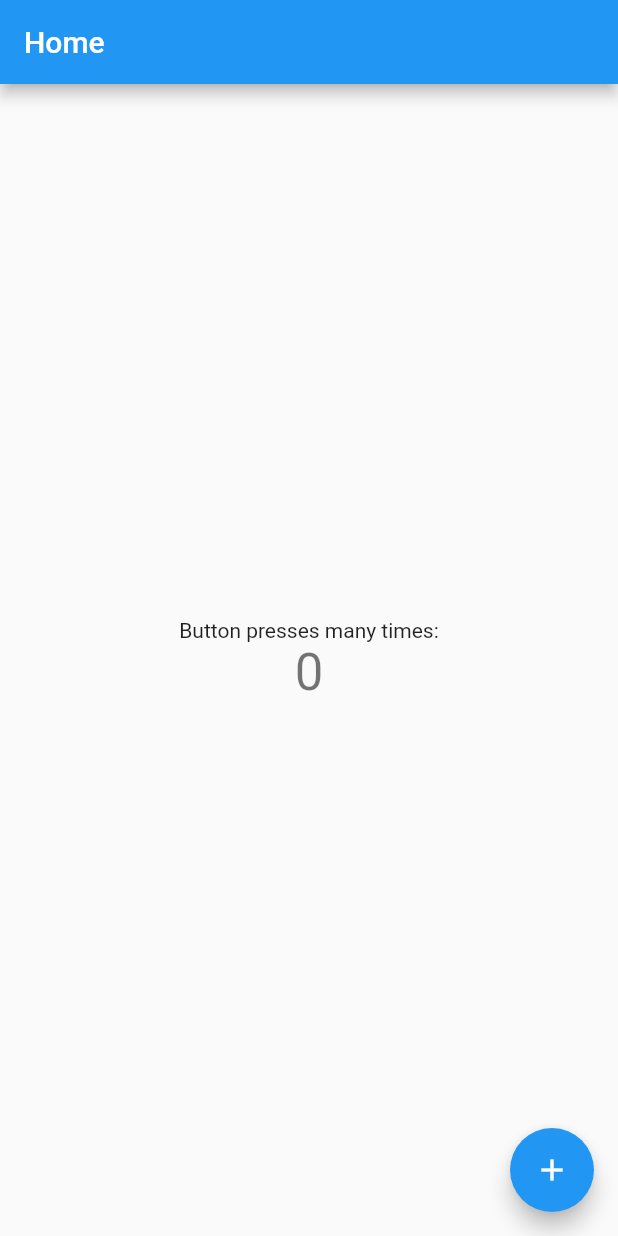
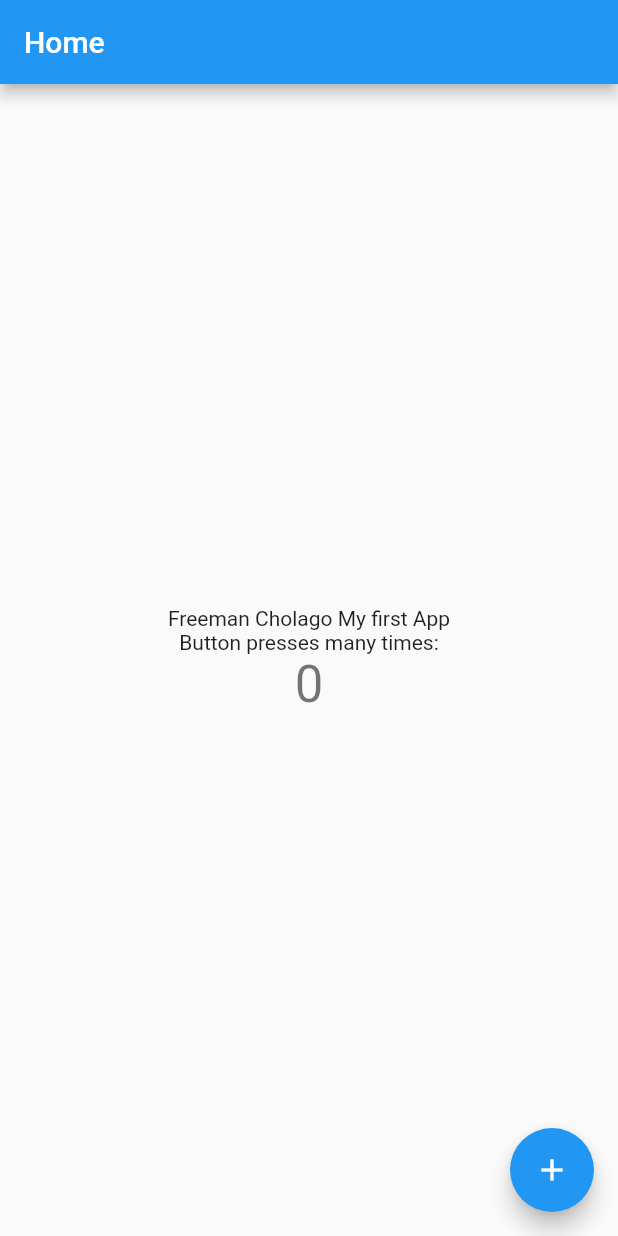
Before and after one commit to Cholago/first_flutter_app, a Flutter app: the screen it shows after launch, on a phone screen of 412 x 824 dp. Run offline on Flutter 3.47's test engine with Material 2 defaults, Android fonts, the phone set to English and light mode, and no system bars.

Commit message:
Second commit

```diff
--- a/lib/main.dart
+++ b/lib/main.dart
@@ -11,15 +11,6 @@ class MyApp extends StatelessWidget {
     return MaterialApp(
       title: 'Flutter Demo',
       theme: ThemeData(
-        // This is the theme of your application.
-        //
-        // Try running your application with "flutter run". You'll see the
-        // application has a blue toolbar. Then, without quitting the app, try
-        // changing the primarySwatch below to Colors.green and then invoke
-        // "hot reload" (press "r" in the console where you ran "flutter run",
-        // or simply save your changes to "hot reload" in a Flutter IDE).
-        // Notice that the counter didn't reset back to zero; the application
-        // is not restarted.
         primarySwatch: Colors.blue,
       ),
       home: MyHomePage(title: 'Home'),
@@ -29,15 +20,6 @@ class MyApp extends StatelessWidget {
 
 class MyHomePage extends StatefulWidget {
   MyHomePage({Key key, this.title}) : super(key: key);
-
-  // This widget is the home page of your application. It is stateful, meaning
-  // that it has a State object (defined below) that contains fields that affect
-  // how it looks.
-
-  // This class is the configuration for the state. It holds the values (in this
-  // case the title) provided by the parent (in this case the App widget) and
-  // used by the build method of the State. Fields in a Widget subclass are
-  // always marked "final".
 
   final String title;
 
@@ -50,49 +32,23 @@ class _MyHomePageState extends State<MyHomePage> {
 
   void _incrementCounter() {
     setState(() {
-      // This call to setState tells the Flutter framework that something has
-      // changed in this State, which causes it to rerun the build method below
-      // so that the display can reflect the updated values. If we changed
-      // _counter without calling setState(), then the build method would not be
-      // called again, and so nothing would appear to happen.
       _counter++;
     });
   }
 
   @override
   Widget build(BuildContext context) {
-    // This method is rerun every time setState is called, for instance as done
-    // by the _incrementCounter method above.
-    //
-    // The Flutter framework has been optimized to make rerunning build methods
-    // fast, so that you can just rebuild anything that needs updating rather
-    // than having to individually change instances of widgets.
     return Scaffold(
       appBar: AppBar(
-        // Here we take the value from the MyHomePage object that was created by
-        // the App.build method, and use it to set our appbar title.
         title: Text(widget.title),
       ),
       body: Center(
-        // Center is a layout widget. It takes a single child and positions it
-        // in the middle of the parent.
         child: Column(
-          // Column is also a layout widget. It takes a list of children and
-          // arranges them vertically. By default, it sizes itself to fit its
-          // children horizontally, and tries to be as tall as its parent.
-          //
-          // Invoke "debug painting" (press "p" in the console, choose the
-          // "Toggle Debug Paint" action from the Flutter Inspector in Android
-          // Studio, or the "Toggle Debug Paint" command in Visual Studio Code)
-          // to see the wireframe for each widget.
-          //
-          // Column has various properties to control how it sizes itself and
-          // how it positions its children. Here we use mainAxisAlignment to
-          // center the children vertically; the main axis here is the vertical
-          // axis because Columns are vertical (the cross axis would be
-          // horizontal).
           mainAxisAlignment: MainAxisAlignment.center,
           children: <Widget>[
+            Text(
+              'Freeman Cholago My first App',
+            ),
             Text(
               'Button presses many times:',
             ),
```
